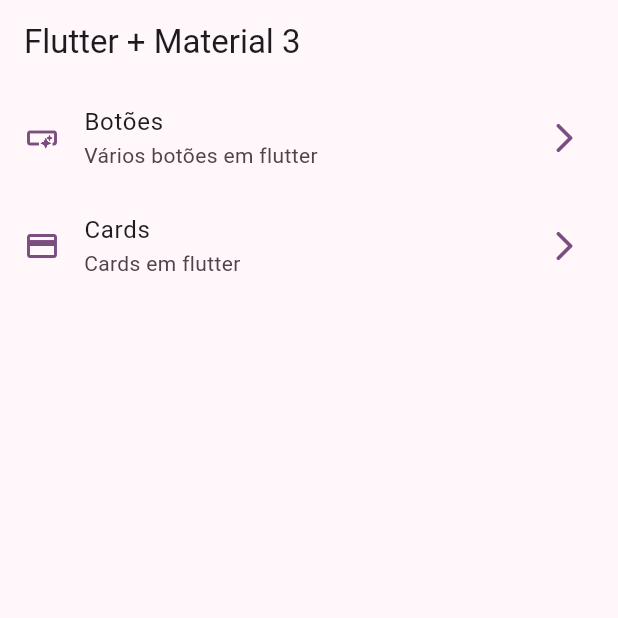
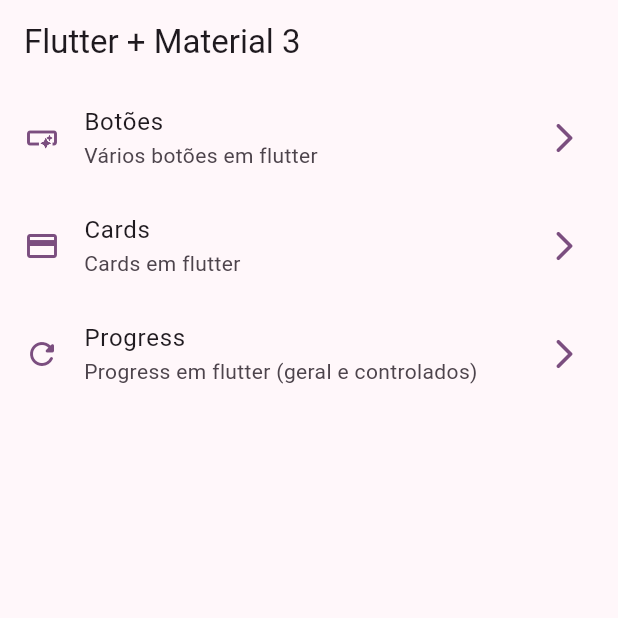
Before and after one commit to Deijai/widgets_app, a Flutter app: the screen it shows after launch, on a phone screen of 412 x 824 dp, the top half of it. Run offline on Flutter 3.47's test engine with Material 3 defaults, Android fonts, the phone set to English and light mode, and no system bars; our stand-ins replace go_router.

Commit message:
progress indicator finished

```diff
--- a/lib/config/menu/menu_items.dart
+++ b/lib/config/menu/menu_items.dart
@@ -23,5 +23,10 @@ const List<MenuItems> appMenuItems = [
       title: 'Cards',
       subTitle: 'Cards em flutter',
       link: '/cards',
-      icon: Icons.credit_card_outlined)
+      icon: Icons.credit_card_outlined),
+  MenuItems(
+      title: 'Progress',
+      subTitle: 'Progress em flutter (geral e controlados)',
+      link: '/progress',
+      icon: Icons.refresh_rounded),
 ];
--- a/lib/config/router/app_router.dart
+++ b/lib/config/router/app_router.dart
@@ -20,5 +20,10 @@ final appRouter = GoRouter(
       path: '/cards',
       builder: (context, state) => const CardsScreen(),
     ),
+    GoRoute(
+      name: ProgressScreen.name,
+      path: '/progress',
+      builder: (context, state) => const ProgressScreen(),
+    ),
   ],
 );
```
Also changed, not shown: lib/presetation/screens/progress/progreess_screen.dart (+76 -1 lines).
